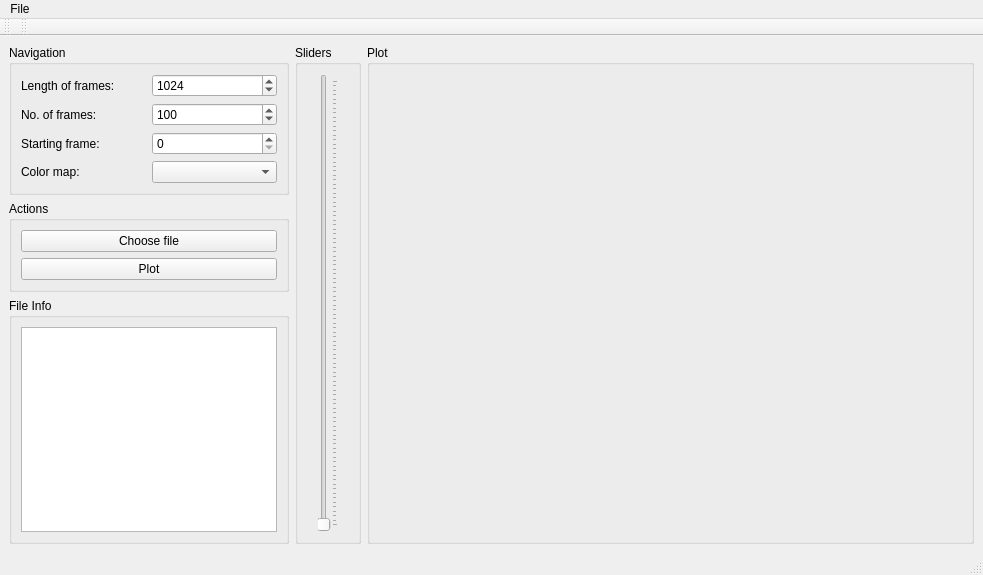
Old version of the form mainwindow.ui in the repository xaratustrah/iqtools.
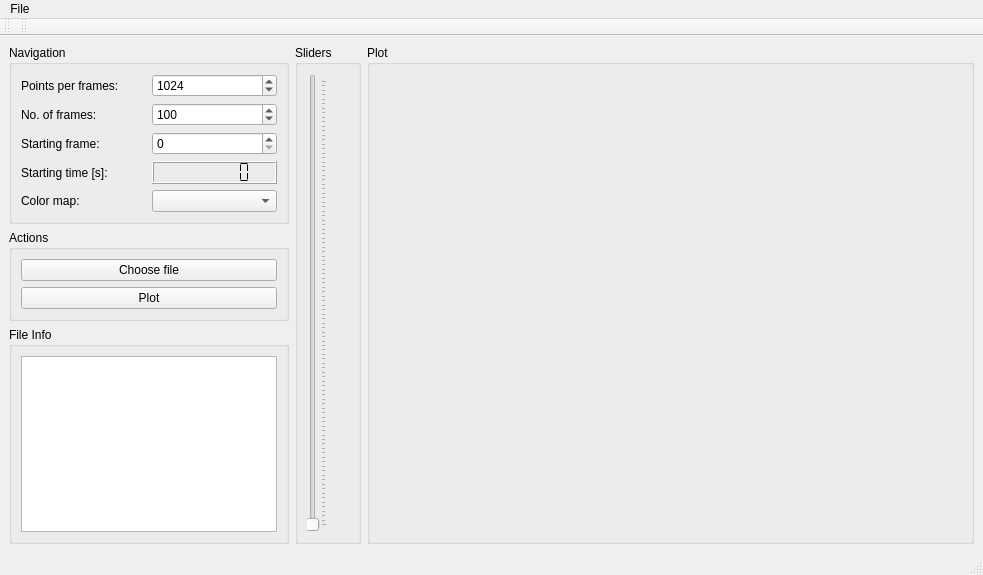
New version of the form. Custom widgets are drawn as their Qt base class.

Commit message: added real time display

Diff of the .ui file:
```diff
--- a/mainwindow.ui
+++ b/mainwindow.ui
@@ -29,10 +29,13 @@
          <string>Navigation</string>
         </property>
         <layout class="QGridLayout" name="gridLayout">
+         <item row="4" column="1">
+          <widget class="QComboBox" name="comboBox_color"/>
+         </item>
          <item row="0" column="0">
           <widget class="QLabel" name="label_20">
            <property name="text">
-            <string>Length of frames:</string>
+            <string>Points per frames:</string>
            </property>
           </widget>
          </item>
@@ -80,15 +83,29 @@
            </property>
           </widget>
          </item>
-         <item row="3" column="0">
+         <item row="4" column="0">
           <widget class="QLabel" name="label_21">
            <property name="text">
             <string>Color map:</string>
            </property>
           </widget>
          </item>
+         <item row="3" column="0">
+          <widget class="QLabel" name="label">
+           <property name="text">
+            <string>Starting time [s]:</string>
+           </property>
+          </widget>
+         </item>
          <item row="3" column="1">
-          <widget class="QComboBox" name="comboBox_color"/>
+          <widget class="QLCDNumber" name="lcdNumber_sframes">
+           <property name="digitCount">
+            <number>7</number>
+           </property>
+           <property name="segmentStyle">
+            <enum>QLCDNumber::Flat</enum>
+           </property>
+          </widget>
          </item>
         </layout>
        </widget>
@@ -153,7 +170,7 @@
       <property name="title">
        <string>Sliders</string>
       </property>
-      <layout class="QHBoxLayout" name="horizontalLayout">
+      <layout class="QVBoxLayout" name="verticalLayout_3">
        <item>
         <widget class="QSlider" name="verticalSlider_sframes">
          <property name="orientation">
```
The commit also changes 3 other files.
